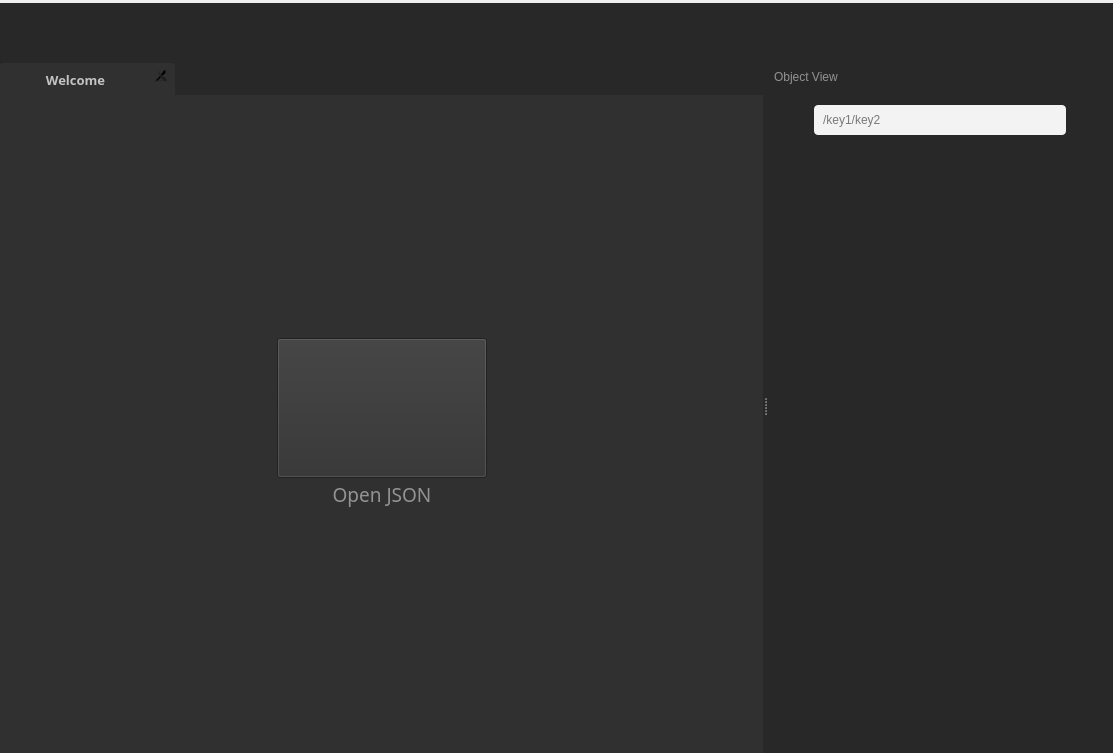
This is ui/mainwindow.ui in joenano/rapidview as Qt 5 draws it before an edit. The edited form follows.
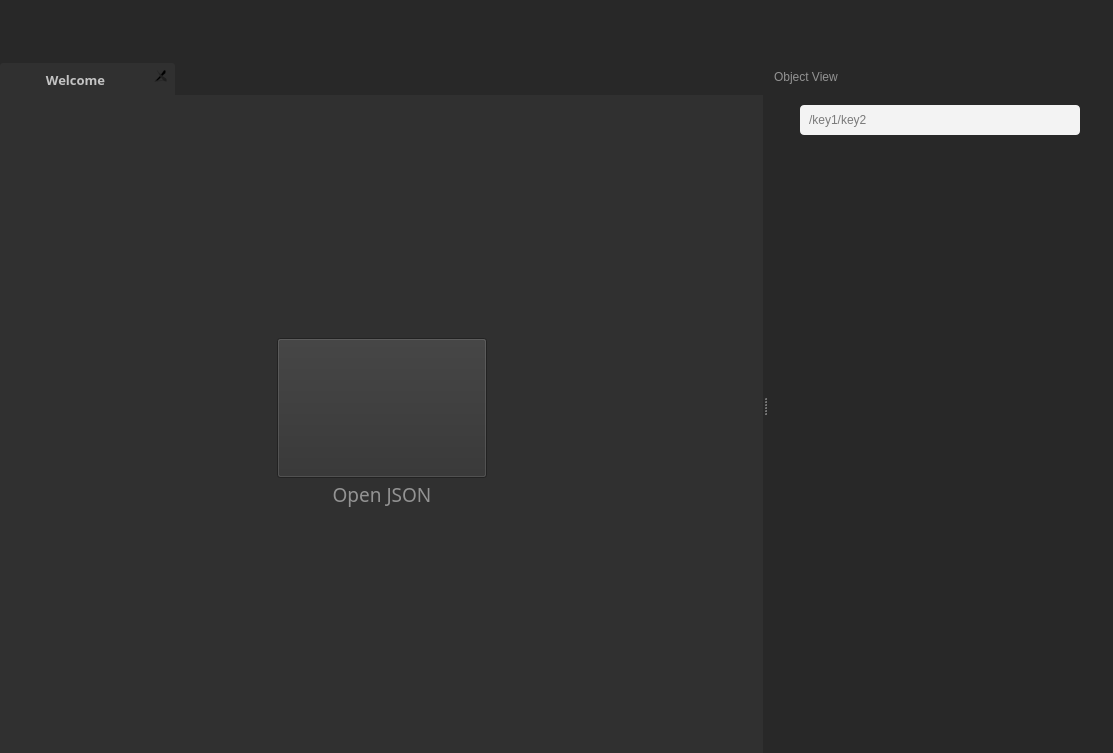
This is the edited form. Icons and pictures are not drawn.

Diff of the .ui file:
```diff
--- a/ui/mainwindow.ui
+++ b/ui/mainwindow.ui
@@ -11,7 +11,12 @@
    </rect>
   </property>
   <property name="windowTitle">
-   <string>RapidView</string>
+   <string>Dayjur</string>
+  </property>
+  <property name="styleSheet">
+   <string notr="true">QMainWindow {
+	background: #282828;
+}</string>
   </property>
   <widget class="QWidget" name="centralwidget">
    <property name="styleSheet">
@@ -643,7 +648,7 @@
             </property>
             <property name="sizeHint" stdset="0">
              <size>
-              <width>40</width>
+              <width>21</width>
               <height>20</height>
              </size>
             </property>
@@ -681,7 +686,7 @@
             </property>
             <property name="sizeHint" stdset="0">
              <size>
-              <width>40</width>
+              <width>21</width>
               <height>20</height>
              </size>
             </property>
```
Left out of the diff: 203 changed lines with no effect on the pictures.
